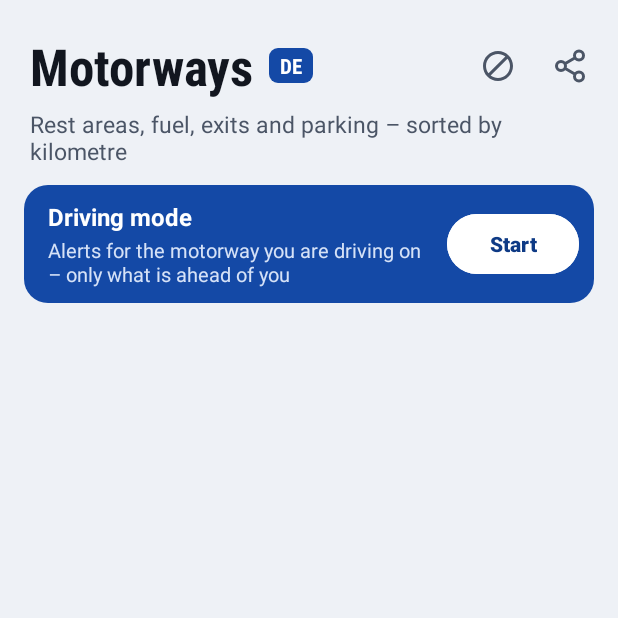
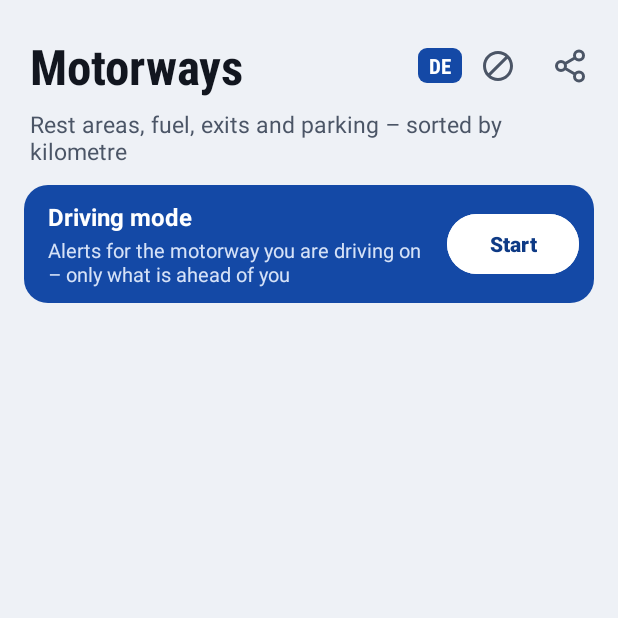
Before and after one commit to zeljkobilbija/AutobahnInfo, an Android app: the screen it shows after launch (MainActivity), on a phone screen of 412 x 824 dp, the top half of it. Run offline under Robolectric (Android 15) with nearby library versions, the phone set to English and light mode, and no system bars; our stand-ins replace AdMob; libraries missing offline, so code that uses them is left out: com.android.billingclient; pictures from the network do not load; 9 statements that could not run were skipped.

Commit message:
Početni ekran: naslov se smanjuje koliko treba, da u zaglavlju stanu oznaka i tri dugmeta (Bez reklama, Podeli, Privatnost)
Co-Authored-By: Claude Opus 5.5 <noreply@anthropic.com>
Claude-Session: https://claude.ai/code/session_012mNDwT91o8LDTqjguxQ5Gd

```diff
--- a/app/src/main/res/layout/activity_main.xml
+++ b/app/src/main/res/layout/activity_main.xml
@@ -19,9 +19,16 @@
         android:paddingTop="20dp"
         android:paddingEnd="8dp">
 
+        <!-- naslov se smanjuje koliko treba, da stanu oznaka i tri dugmeta -->
         <TextView
-            android:layout_width="wrap_content"
-            android:layout_height="wrap_content"
+            android:layout_width="0dp"
+            android:layout_height="44dp"
+            android:layout_weight="1"
+            android:autoSizeMaxTextSize="34sp"
+            android:autoSizeMinTextSize="18sp"
+            android:autoSizeTextType="uniform"
+            android:gravity="center_vertical"
+            android:maxLines="1"
             android:fontFamily="sans-serif-condensed"
             android:text="@string/naslov"
             android:textColor="@color/tekst"
@@ -43,11 +50,6 @@
             android:textSize="14sp"
             android:textStyle="bold"
             tools:ignore="HardcodedText" />
-
-        <Space
-            android:layout_width="0dp"
-            android:layout_height="0dp"
-            android:layout_weight="1" />
 
         <ImageButton
             android:id="@+id/dugmeBezReklama"
```
